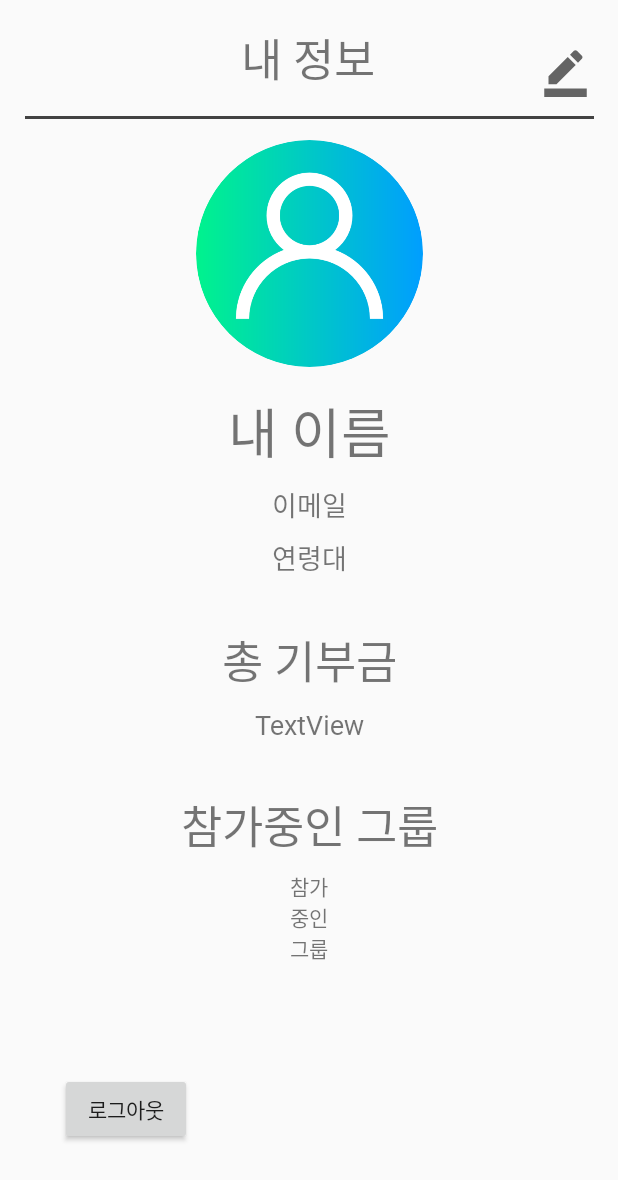
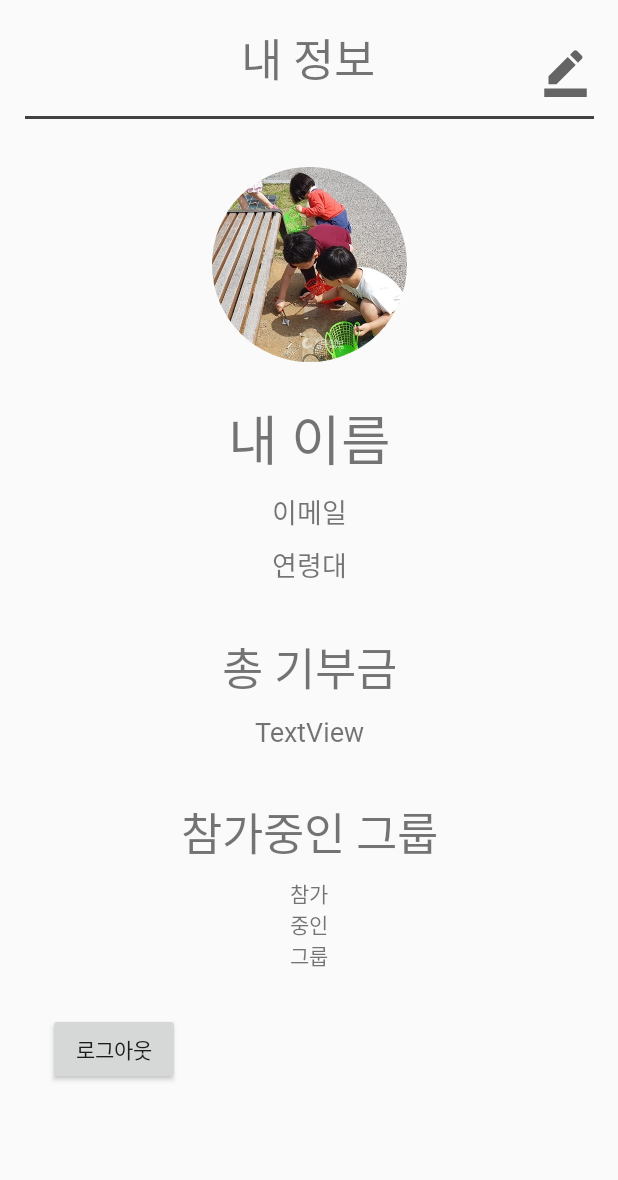
Before and after one commit to C0deWave/EcoExpedition, an Android app: the layout fragment_main_view4.xml on its own in the app's theme, with its tools: preview values and no code run, on a phone screen of 412 x 824 dp. Shown: the top 1180 px of the screen. Run offline under Robolectric (Android 15) with nearby library versions, the phone set to English and light mode, and no system bars; network calls fail.

```diff
--- a/app/build.gradle
+++ b/app/build.gradle
@@ -63,5 +63,7 @@ dependencies {
     annotationProcessor 'com.github.bumptech.glide:compiler:4.11.0'
     implementation 'com.google.android.gms:play-services-maps:17.0.0'
     implementation 'gun0912.ted:tedpermission:2.2.0'
+    implementation 'com.squareup.picasso:picasso:2.5.2'
+
 
 }
--- a/app/src/main/java/com/example/eco/ActivityOrFragment/MakeAccountActivity.kt
+++ b/app/src/main/java/com/example/eco/ActivityOrFragment/MakeAccountActivity.kt
@@ -70,7 +70,7 @@ class MakeAccountActivity : AppCompatActivity() {
         }
 
         // 이미지 변경기능
-        userImageView.setOnClickListener {  }
+        userImageView_makeAccount.setOnClickListener {  }
 
         // 회원가입 버튼
         signInButton_MakeAccount.setOnClickListener {
@@ -207,7 +207,7 @@ class MakeAccountActivity : AppCompatActivity() {
             val uriPathHelper = URIPathHelper()
             val filePath = uriPathHelper.getPath(this, selectImageUri!!)
             Log.d("이미지 URI", filePath.toString())
-            userImageView.setImageURI(selectImageUri)
+            userImageView_makeAccount.setImageURI(selectImageUri)
         }
     }
 
--- a/app/src/main/java/com/example/eco/dataClass/LoginInfo.kt
+++ b/app/src/main/java/com/example/eco/dataClass/LoginInfo.kt
@@ -2,6 +2,7 @@ package com.example.eco.dataClass
 
 data class LoginInfo(
     val age: String,
+    val pic : String,
     val d_amount: String,
     val email: String,
     val name: String,
--- a/app/src/main/res/layout/activity_make_account.xml
+++ b/app/src/main/res/layout/activity_make_account.xml
@@ -171,7 +171,7 @@
         app:layout_constraintTop_toBottomOf="@+id/imageView10" />
 
     <de.hdodenhof.circleimageview.CircleImageView
-        android:id="@+id/userImageView"
+        android:id="@+id/userImageView_makeAccount"
         android:layout_width="100dp"
         android:layout_height="100dp"
         android:layout_marginTop="16dp"
@@ -229,7 +229,7 @@
         android:text="이미지는 차후에 계정정보 변경에서 추가 가능합니다."
         app:layout_constraintEnd_toEndOf="parent"
         app:layout_constraintStart_toStartOf="parent"
-        app:layout_constraintTop_toBottomOf="@+id/userImageView" />
+        app:layout_constraintTop_toBottomOf="@+id/userImageView_makeAccount" />
 
 
 </androidx.constraintlayout.widget.ConstraintLayout>
--- a/app/src/main/res/layout/fragment_main_view4.xml
+++ b/app/src/main/res/layout/fragment_main_view4.xml
@@ -36,27 +36,27 @@
             tools:src="@tools:sample/backgrounds/scenic" />
 
         <de.hdodenhof.circleimageview.CircleImageView
-            android:id="@+id/userImageView"
-            android:layout_width="151dp"
-            android:layout_height="151dp"
+
+            android:id="@+id/userImageView_fragment4"
+            android:layout_width="130dp"
+            android:layout_height="130dp"
             android:layout_marginTop="32dp"
-            android:clickable="true"
-            android:src="@drawable/user2"
+            android:src="@drawable/banner1"
             app:layout_constraintEnd_toEndOf="parent"
             app:layout_constraintStart_toStartOf="parent"
-            app:layout_constraintTop_toBottomOf="@+id/textView4" />
+            app:layout_constraintTop_toBottomOf="@+id/imageView4" />
 
         <TextView
             android:id="@+id/userNameText_fragment4"
             android:layout_width="wrap_content"
             android:layout_height="wrap_content"
-            android:layout_marginTop="16dp"
+            android:layout_marginTop="24dp"
             android:fontFamily="@font/nanumsquarerxtrabold"
             android:text="내 이름"
             android:textSize="36sp"
             app:layout_constraintEnd_toEndOf="parent"
             app:layout_constraintStart_toStartOf="parent"
-            app:layout_constraintTop_toBottomOf="@+id/userImageView" />
+            app:layout_constraintTop_toBottomOf="@+id/userImageView_fragment4" />
 
         <ImageView
             android:id="@+id/settingAccountBtn_fragment4"
@@ -74,13 +74,11 @@
             android:id="@+id/logoutBtn_fragment4"
             android:layout_width="wrap_content"
             android:layout_height="wrap_content"
-            android:layout_marginStart="40dp"
-            android:layout_marginBottom="43dp"
+            android:layout_marginStart="32dp"
+            android:layout_marginTop="28dp"
             android:text="로그아웃"
-            app:layout_constraintBottom_toBottomOf="parent"
             app:layout_constraintStart_toStartOf="parent"
-            app:layout_constraintTop_toBottomOf="@+id/imageView4"
-            app:layout_constraintVertical_bias="0.973" />
+            app:layout_constraintTop_toBottomOf="@+id/groupListText_fragment4" />
 
         <TextView
             android:id="@+id/emailText_fragment4"
```
Also changed, not shown: app/src/main/java/com/example/eco/ActivityOrFragment/MainViewFragment4.kt (+28 -16 lines), 1 other file.
